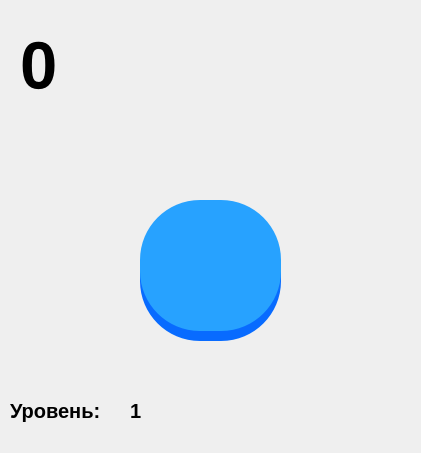
Old version of the form untitled.ui in the repository Mifix2281337/MegaClickerProMax100watt1500XiaomiUltraPocoX3ProLite4k8kHD256gb.
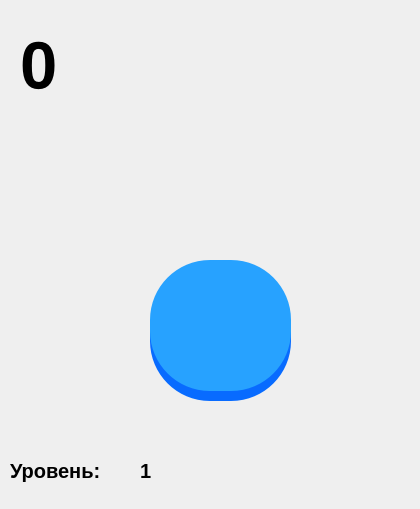
New version of the form.

```diff
--- a/untitled.ui
+++ b/untitled.ui
@@ -9,8 +9,8 @@
    <rect>
     <x>0</x>
     <y>0</y>
-    <width>421</width>
-    <height>453</height>
+    <width>420</width>
+    <height>509</height>
    </rect>
   </property>
   <property name="windowTitle">
@@ -26,8 +26,8 @@
     </property>
     <property name="geometry">
      <rect>
-      <x>140</x>
-      <y>210</y>
+      <x>150</x>
+      <y>270</y>
       <width>141</width>
       <height>131</height>
      </rect>
@@ -36,6 +36,10 @@
      <string notr="true">QPushButton{
 	background-color: rgb(8, 107, 255);
 	border-radius: 60;
+}
+
+QPushButton:pressed {
+	background-color: rgb(0, 0, 0);
 }</string>
     </property>
     <property name="text">
@@ -45,8 +49,8 @@
    <widget class="QPushButton" name="btn2">
     <property name="geometry">
      <rect>
-      <x>140</x>
-      <y>200</y>
+      <x>150</x>
+      <y>260</y>
       <width>141</width>
       <height>131</height>
      </rect>
@@ -97,7 +101,7 @@
     <property name="geometry">
      <rect>
       <x>10</x>
-      <y>380</y>
+      <y>440</y>
       <width>121</width>
       <height>61</height>
      </rect>
@@ -116,9 +120,9 @@
    <widget class="QLabel" name="label2">
     <property name="geometry">
      <rect>
-      <x>130</x>
-      <y>390</y>
-      <width>81</width>
+      <x>140</x>
+      <y>450</y>
+      <width>41</width>
       <height>41</height>
      </rect>
     </property>
```
Left out of the diff: 13 changed lines with no effect on the pictures.
